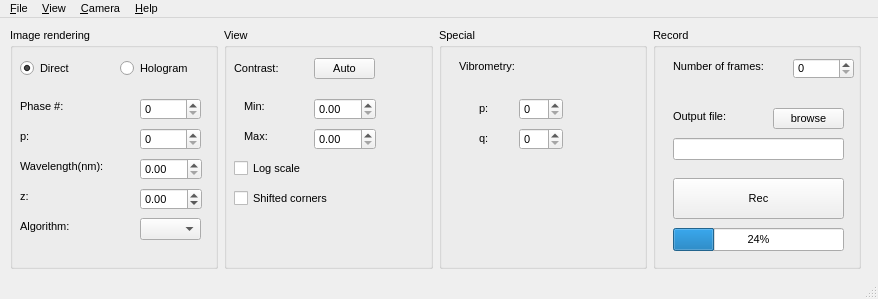
First picture: the form in Holovibes/main_window.ui, repository DigitalHolography/Holovibes, before the edit.
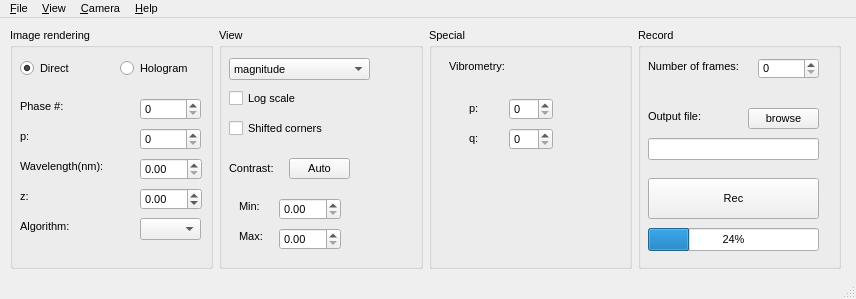
Second picture: the form after the edit. Custom widgets are drawn as their Qt base class.

Patch:
```diff
--- a/Holovibes/main_window.ui
+++ b/Holovibes/main_window.ui
@@ -6,7 +6,7 @@
    <rect>
     <x>0</x>
     <y>0</y>
-    <width>878</width>
+    <width>856</width>
     <height>299</height>
    </rect>
   </property>
@@ -24,133 +24,11 @@
      <rect>
       <x>10</x>
       <y>10</y>
-      <width>851</width>
+      <width>831</width>
       <height>241</height>
      </rect>
     </property>
     <layout class="QGridLayout" name="gridLayout">
-     <item row="0" column="1">
-      <widget class="gui::GroupBox" name="View">
-       <property name="enabled">
-        <bool>true</bool>
-       </property>
-       <property name="font">
-        <font>
-         <pointsize>8</pointsize>
-         <kerning>true</kerning>
-        </font>
-       </property>
-       <property name="title">
-        <string>View</string>
-       </property>
-       <property name="flat">
-        <bool>false</bool>
-       </property>
-       <widget class="QCheckBox" name="logScaleCheckBox">
-        <property name="geometry">
-         <rect>
-          <x>10</x>
-          <y>130</y>
-          <width>101</width>
-          <height>21</height>
-         </rect>
-        </property>
-        <property name="font">
-         <font>
-          <pointsize>8</pointsize>
-         </font>
-        </property>
-        <property name="text">
-         <string>Log scale</string>
-        </property>
-       </widget>
-       <widget class="QLabel" name="contrastLabel">
-        <property name="geometry">
-         <rect>
-          <x>10</x>
-          <y>30</y>
-          <width>53</width>
-          <height>21</height>
-         </rect>
-        </property>
-        <property name="text">
-         <string>Contrast:</string>
-        </property>
-       </widget>
-       <widget class="QCheckBox" name="shiftCornersCheckBox">
-        <property name="geometry">
-         <rect>
-          <x>10</x>
-          <y>160</y>
-          <width>121</width>
-          <height>21</height>
-         </rect>
-        </property>
-        <property name="text">
-         <string>Shifted corners</string>
-        </property>
-       </widget>
-       <widget class="QLabel" name="minLabel">
-        <property name="geometry">
-         <rect>
-          <x>20</x>
-          <y>70</y>
-          <width>53</width>
-          <height>16</height>
-         </rect>
-        </property>
-        <property name="text">
-         <string>Min:</string>
-        </property>
-       </widget>
-       <widget class="QLabel" name="maxLabel">
-        <property name="geometry">
-         <rect>
-          <x>20</x>
-          <y>100</y>
-          <width>53</width>
-          <height>16</height>
-         </rect>
-        </property>
-        <property name="text">
-         <string>Max:</string>
-        </property>
-       </widget>
-       <widget class="QPushButton" name="autoPushButton">
-        <property name="geometry">
-         <rect>
-          <x>90</x>
-          <y>30</y>
-          <width>61</width>
-          <height>21</height>
-         </rect>
-        </property>
-        <property name="text">
-         <string>Auto</string>
-        </property>
-       </widget>
-       <widget class="QDoubleSpinBox" name="minDoubleSpinBox">
-        <property name="geometry">
-         <rect>
-          <x>90</x>
-          <y>70</y>
-          <width>62</width>
-          <height>22</height>
-         </rect>
-        </property>
-       </widget>
-       <widget class="QDoubleSpinBox" name="maxDoubleSpinBox">
-        <property name="geometry">
-         <rect>
-          <x>90</x>
-          <y>100</y>
-          <width>62</width>
-          <height>22</height>
-         </rect>
-        </property>
-       </widget>
-      </widget>
-     </item>
      <item row="0" column="0">
       <widget class="gui::GroupBox" name="ImageRendering">
        <property name="font">
@@ -411,7 +289,7 @@
        <widget class="QLabel" name="numberOfFramesLabel">
         <property name="geometry">
          <rect>
-          <x>20</x>
+          <x>10</x>
           <y>30</y>
           <width>121</width>
           <height>16</height>
@@ -424,17 +302,17 @@
        <widget class="QSpinBox" name="numberOfFramesSpinBox">
         <property name="geometry">
          <rect>
-          <x>140</x>
-          <y>30</y>
-          <width>61</width>
-          <height>21</height>
-         </rect>
-        </property>
-       </widget>
-       <widget class="QPushButton" name="browsePushButton">
-        <property name="geometry">
-         <rect>
           <x>120</x>
+          <y>30</y>
+          <width>61</width>
+          <height>21</height>
+         </rect>
+        </property>
+       </widget>
+       <widget class="QPushButton" name="browsePushButton">
+        <property name="geometry">
+         <rect>
+          <x>110</x>
           <y>80</y>
           <width>71</width>
           <height>21</height>
@@ -447,7 +325,7 @@
        <widget class="QLineEdit" name="pathLineEdit">
         <property name="geometry">
          <rect>
-          <x>20</x>
+          <x>10</x>
           <y>110</y>
           <width>171</width>
           <height>22</height>
@@ -457,7 +335,7 @@
        <widget class="QLabel" name="outputFileLabel">
         <property name="geometry">
          <rect>
-          <x>20</x>
+          <x>10</x>
           <y>80</y>
           <width>71</width>
           <height>16</height>
@@ -470,7 +348,7 @@
        <widget class="QPushButton" name="recPushButton">
         <property name="geometry">
          <rect>
-          <x>20</x>
+          <x>10</x>
           <y>150</y>
           <width>171</width>
           <height>41</height>
@@ -483,7 +361,7 @@
        <widget class="QProgressBar" name="recordProgressBar">
         <property name="geometry">
          <rect>
-          <x>20</x>
+          <x>10</x>
           <y>200</y>
           <width>171</width>
           <height>23</height>
@@ -495,6 +373,153 @@
        </widget>
       </widget>
      </item>
+     <item row="0" column="1">
+      <widget class="gui::GroupBox" name="View">
+       <property name="enabled">
+        <bool>true</bool>
+       </property>
+       <property name="font">
+        <font>
+         <pointsize>8</pointsize>
+         <kerning>true</kerning>
+        </font>
+       </property>
+       <property name="title">
+        <string>View</string>
+       </property>
+       <property name="flat">
+        <bool>false</bool>
+       </property>
+       <widget class="QCheckBox" name="logScaleCheckBox">
+        <property name="geometry">
+         <rect>
+          <x>10</x>
+          <y>60</y>
+          <width>101</width>
+          <height>21</height>
+         </rect>
+        </property>
+        <property name="font">
+         <font>
+          <pointsize>8</pointsize>
+         </font>
+        </property>
+        <property name="text">
+         <string>Log scale</string>
+        </property>
+       </widget>
+       <widget class="QLabel" name="contrastLabel">
+        <property name="geometry">
+         <rect>
+          <x>10</x>
+          <y>130</y>
+          <width>53</width>
+          <height>21</height>
+         </rect>
+        </property>
+        <property name="text">
+         <string>Contrast:</string>
+        </property>
+       </widget>
+       <widget class="QCheckBox" name="shiftCornersCheckBox">
+        <property name="geometry">
+         <rect>
+          <x>10</x>
+          <y>90</y>
+          <width>121</width>
+          <height>21</height>
+         </rect>
+        </property>
+        <property name="text">
+         <string>Shifted corners</string>
+        </property>
+       </widget>
+       <widget class="QLabel" name="minLabel">
+        <property name="geometry">
+         <rect>
+          <x>20</x>
+          <y>170</y>
+          <width>53</width>
+          <height>16</height>
+         </rect>
+        </property>
+        <property name="text">
+         <string>Min:</string>
+        </property>
+       </widget>
+       <widget class="QLabel" name="maxLabel">
+        <property name="geometry">
+         <rect>
+          <x>20</x>
+          <y>200</y>
+          <width>53</width>
+          <height>16</height>
+         </rect>
+        </property>
+        <property name="text">
+         <string>Max:</string>
+        </property>
+       </widget>
+       <widget class="QPushButton" name="autoPushButton">
+        <property name="geometry">
+         <rect>
+          <x>70</x>
+          <y>130</y>
+          <width>61</width>
+          <height>21</height>
+         </rect>
+        </property>
+        <property name="text">
+         <string>Auto</string>
+        </property>
+       </widget>
+       <widget class="QDoubleSpinBox" name="minDoubleSpinBox">
+        <property name="geometry">
+         <rect>
+          <x>60</x>
+          <y>170</y>
+          <width>62</width>
+          <height>22</height>
+         </rect>
+        </property>
+       </widget>
+       <widget class="QDoubleSpinBox" name="maxDoubleSpinBox">
+        <property name="geometry">
+         <rect>
+          <x>60</x>
+          <y>200</y>
+          <width>62</width>
+          <height>22</height>
+         </rect>
+        </property>
+       </widget>
+       <widget class="QComboBox" name="comboBox_2">
+        <property name="geometry">
+         <rect>
+          <x>10</x>
+          <y>30</y>
+          <width>141</width>
+          <height>22</height>
+         </rect>
+        </property>
+        <item>
+         <property name="text">
+          <string>magnitude</string>
+         </property>
+        </item>
+        <item>
+         <property name="text">
+          <string>squared magnitude</string>
+         </property>
+        </item>
+        <item>
+         <property name="text">
+          <string>argument</string>
+         </property>
+        </item>
+       </widget>
+      </widget>
+     </item>
     </layout>
    </widget>
   </widget>
@@ -503,7 +528,7 @@
     <rect>
      <x>0</x>
      <y>0</y>
-     <width>878</width>
+     <width>856</width>
      <height>22</height>
     </rect>
    </property>
```
Left out of the diff: 6 changed lines with no effect on the pictures.
